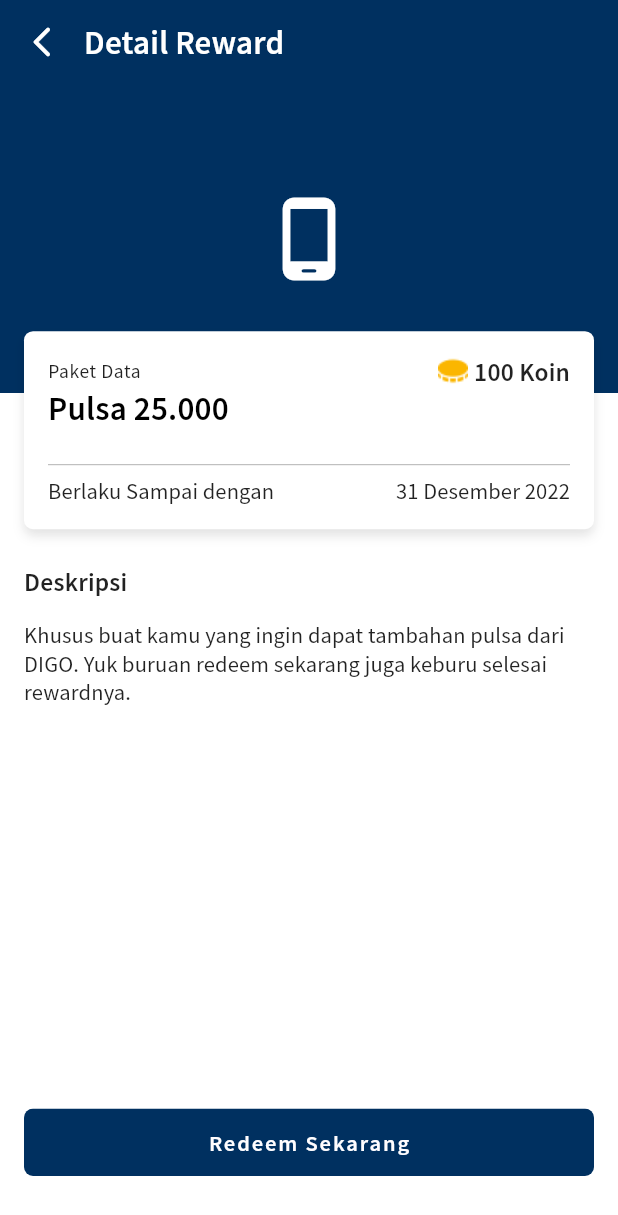
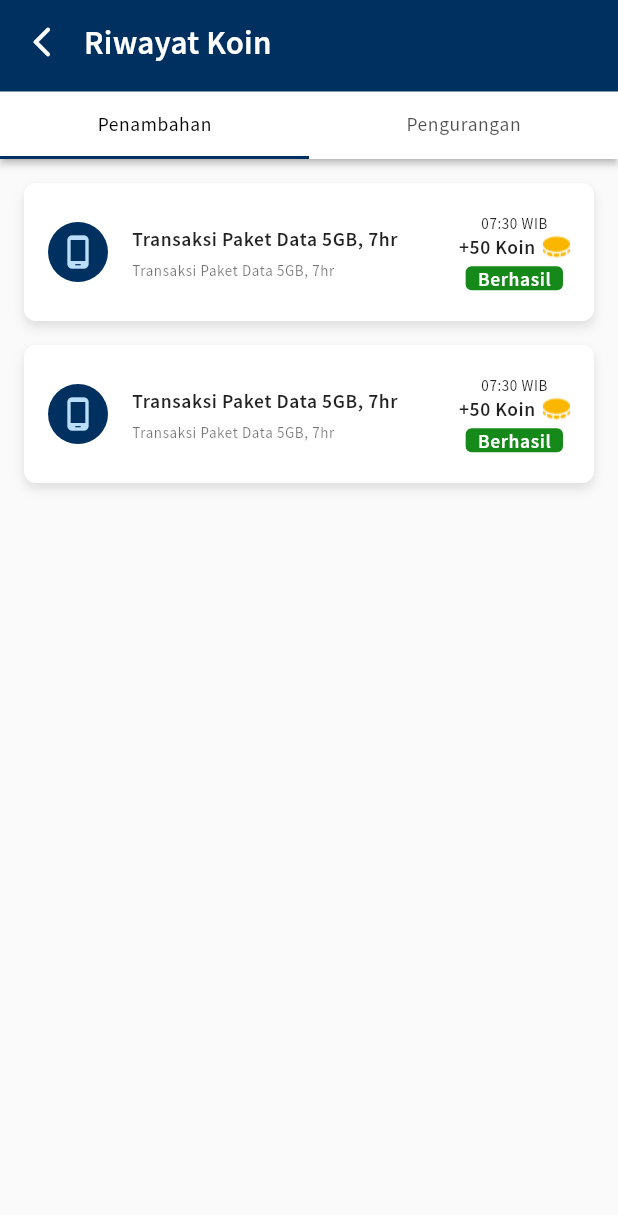
Before and after one commit to erlandmotor/Agent_Mobile_App, a Flutter app: the PoinRewardPage screen opened directly, after a tap on the "arrow forward ios" icon, on a phone screen of 412 x 824 dp. Shown: the top 1215 px of the screen. Run offline on Flutter 3.47's test engine with Material 2 defaults, Android fonts, the phone set to English and light mode, and no system bars.

Commit message:
slicing history reddeem koin done

```diff
--- a/lib/pages/poin_page/history_poin_page.dart
+++ b/lib/pages/poin_page/history_poin_page.dart
@@ -0,0 +1,53 @@
+import 'package:agent_mobile_app/helper/margin_layout.dart';
+import 'package:agent_mobile_app/helper/themes_colors.dart';
+import 'package:agent_mobile_app/helper/themse_fonts.dart';
+import 'package:agent_mobile_app/pages/poin_page/widgets/card_history_reward.dart';
+import 'package:agent_mobile_app/widget_reusable/widget_appbar_default.dart';
+import 'package:flutter/material.dart';
+
+class HistoryPoinPage extends StatelessWidget {
+  HistoryPoinPage({Key? key}) : super(key: key);
+  final List _buttonBar = [
+    'Penambahan',
+    'Pengurangan',
+  ];
+
+  @override
+  Widget build(BuildContext context) {
+    return DefaultTabController(
+      length: _buttonBar.length,
+      child: Scaffold(
+        appBar: CustomAppBar.appBarWithTabBar(
+          context,
+          backgroundColor: ColorApp.primaryA3,
+          colorComponen: Colors.white,
+          title: 'Riwayat Koin',
+          tabBar: [
+            Text(
+              _buttonBar[0],
+            ),
+            Text(
+              _buttonBar[1],
+            ),
+          ],
+        ),
+        body: TabBarView(
+          children: [
+            //NOTE: Penambahan
+            ListView.builder(
+                itemCount: 2,
+                padding:
+                    Marginlayout.marginhorizontal.copyWith(bottom: 16, top: 16),
+                itemBuilder: (context, index) => const CardHistoryReward()),
+            //NOTE: Pengurangan
+            ListView.builder(
+                itemCount: 2,
+                padding:
+                    Marginlayout.marginhorizontal.copyWith(bottom: 16, top: 16),
+                itemBuilder: (context, index) => const CardHistoryReward())
+          ],
+        ),
+      ),
+    );
+  }
+}
--- a/lib/pages/poin_page/poin_reward_page.dart
+++ b/lib/pages/poin_page/poin_reward_page.dart
@@ -3,6 +3,7 @@ import 'package:agent_mobile_app/helper/routes.dart';
 import 'package:agent_mobile_app/helper/shadow.dart';
 import 'package:agent_mobile_app/helper/themes_colors.dart';
 import 'package:agent_mobile_app/helper/themse_fonts.dart';
+import 'package:agent_mobile_app/pages/poin_page/history_poin_page.dart';
 import 'package:agent_mobile_app/pages/poin_page/reward_detail_page.dart';
 import 'package:agent_mobile_app/pages/poin_page/widgets/card_reward.dart';
 import 'package:agent_mobile_app/widget_reusable/widget_appbar_default.dart';
@@ -34,7 +35,7 @@ class PoinRewardPage extends StatelessWidget {
                 title: Text('100 Koin', style: FontStyle.heading1),
                 trailing: IconButton(
                   onPressed: () => RouteWidget.push(
-                      context: context, page: RewardDetailPage()),
+                      context: context, page: HistoryPoinPage()),
                   icon: const Icon(Icons.arrow_forward_ios_sharp),
                   color: ColorApp.secondary00,
                 ),
--- /dev/null
+++ b/lib/pages/poin_page/widgets/card_history_reward.dart
@@ -0,0 +1,73 @@
+import 'package:agent_mobile_app/helper/margin_layout.dart';
+import 'package:agent_mobile_app/helper/shadow.dart';
+import 'package:agent_mobile_app/helper/themes_colors.dart';
+import 'package:agent_mobile_app/helper/themse_fonts.dart';
+import 'package:flutter/material.dart';
+
+class CardHistoryReward extends StatelessWidget {
+  const CardHistoryReward({Key? key}) : super(key: key);
+
+  @override
+  Widget build(BuildContext context) {
+    return Container(
+      margin: Marginlayout.marginBottom,
+      // padding: Marginlayout.marginhorizontal.copyWith(top: 10, bottom: 10),
+      decoration: BoxDecoration(
+          color: Colors.white,
+          borderRadius: BorderRadius.circular(8),
+          boxShadow: CustomShadow.md),
+      child: ListTile(
+        contentPadding:
+            Marginlayout.marginhorizontal.copyWith(top: 10, bottom: 10),
+        leading: CircleAvatar(
+          backgroundColor: ColorApp.primaryA3,
+          child: const Icon(Icons.phone_android_rounded),
+        ),
+        title: Text(
+          'Transaksi Paket Data 5GB, 7hr',
+          style: FontStyle.caption.copyWith(fontWeight: FontWeight.w600),
+        ),
+        subtitle: Text('Transaksi Paket Data 5GB, 7hr',
+            style: FontStyle.caption.copyWith(fontSize: 10)),
+        trailing: Column(
+          mainAxisAlignment: MainAxisAlignment.center,
+          children: [
+            Text(
+              '07:30 WIB',
+              style: FontStyle.caption.copyWith(fontSize: 10),
+            ),
+            Row(
+              mainAxisSize: MainAxisSize.min,
+              children: [
+                Text(
+                  '+50 Koin',
+                  style:
+                      FontStyle.caption.copyWith(fontWeight: FontWeight.w600),
+                ),
+                const SizedBox(
+                  width: 5,
+                ),
+                Image.asset(
+                  'assets/icons/coin.png',
+                  height: 18,
+                ),
+              ],
+            ),
+            Container(
+              margin: const EdgeInsets.only(top: 4),
+              padding: const EdgeInsets.symmetric(horizontal: 8, vertical: 0),
+              decoration: BoxDecoration(
+                  color: ColorApp.subSecondary1B,
+                  borderRadius: BorderRadius.circular(4)),
+              child: Text(
+                'Berhasil',
+                style: FontStyle.caption
+                    .copyWith(fontWeight: FontWeight.w600, color: Colors.white),
+              ),
+            )
+          ],
+        ),
+      ),
+    );
+  }
+}
--- a/lib/widget_reusable/widget_appbar_default.dart
+++ b/lib/widget_reusable/widget_appbar_default.dart
@@ -1,3 +1,4 @@
+import 'package:agent_mobile_app/helper/themes_colors.dart';
 import 'package:agent_mobile_app/helper/themse_fonts.dart';
 import 'package:flutter/material.dart';
 
@@ -26,4 +27,45 @@ class CustomAppBar {
       actions: action ?? [],
     );
   }
+
+  static PreferredSizeWidget appBarWithTabBar(BuildContext context,
+      {required Color backgroundColor,
+      required Color colorComponen,
+      List<Widget>? tabBar,
+      List<Widget>? action,
+      required String title}) {
+    return AppBar(
+      backgroundColor: backgroundColor,
+      elevation: 2,
+      leading: InkWell(
+        onTap: () => Navigator.pop(context),
+        child: Icon(
+          Icons.arrow_back_ios_new_rounded,
+          color: colorComponen,
+        ),
+      ),
+      titleSpacing: 0,
+      bottom: PreferredSize(
+        preferredSize: const Size.fromHeight(50),
+        child: Material(
+          color: Colors.white,
+          child: SizedBox(
+            height: 45,
+            child: TabBar(
+              tabs: tabBar ?? [],
+              labelStyle: FontStyle.caption,
+              labelColor: ColorApp.secondary00,
+              // : FontStyle.caption,
+              indicatorColor: ColorApp.primaryA3,
+            ),
+          ),
+        ),
+      ),
+      title: Text(
+        title,
+        style: FontStyle.heading1.copyWith(color: colorComponen),
+      ),
+      actions: action ?? [],
+    );
+  }
 }
```
